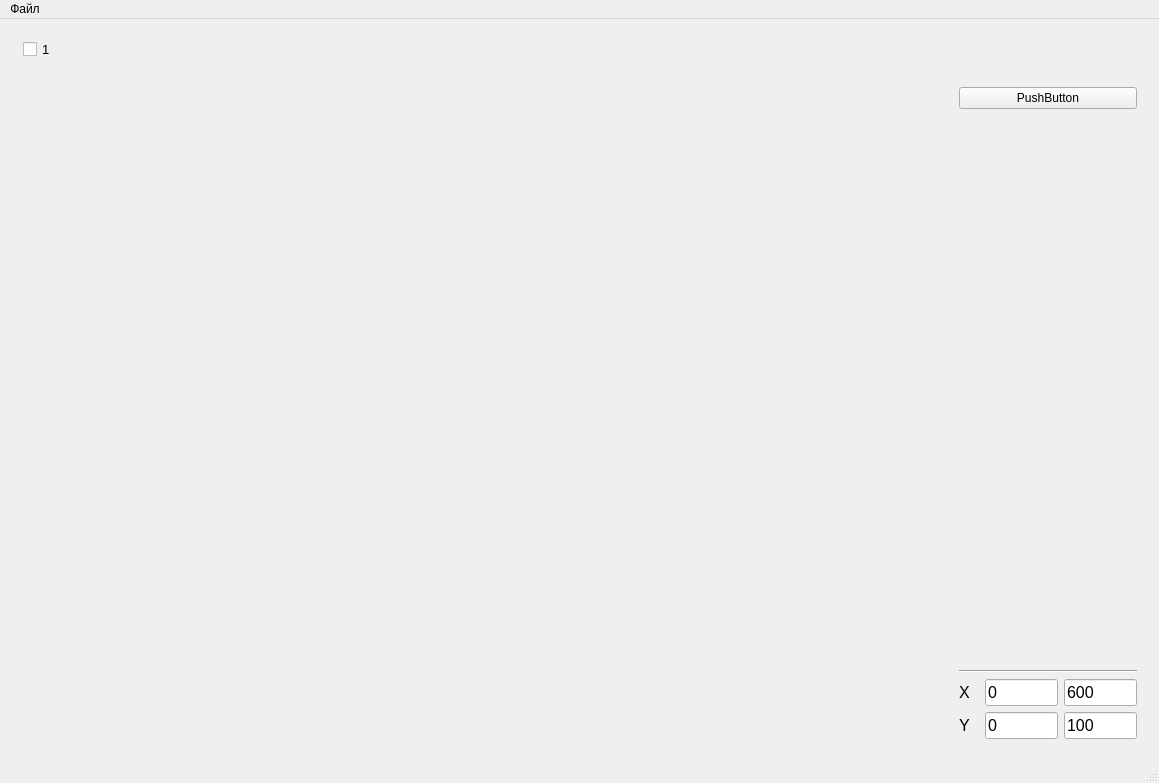
vixfwis/mdr, file mdr/ui/proc_ui_wnd.ui: the form before one commit.
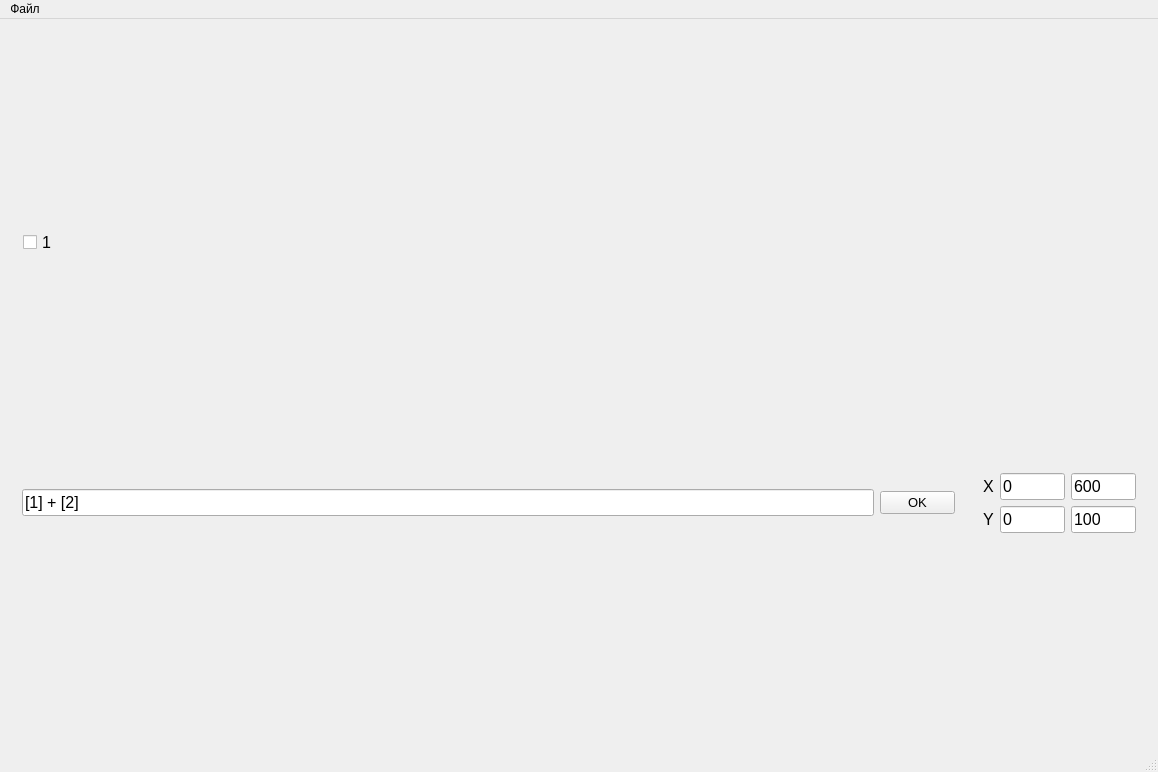
The form after the commit.

Diff of the .ui file:
```diff
--- a/mdr/ui/proc_ui_wnd.ui
+++ b/mdr/ui/proc_ui_wnd.ui
@@ -6,8 +6,8 @@
    <rect>
     <x>0</x>
     <y>0</y>
-    <width>1159</width>
-    <height>783</height>
+    <width>1158</width>
+    <height>772</height>
    </rect>
   </property>
   <property name="windowTitle">
@@ -15,132 +15,6 @@
   </property>
   <widget class="QWidget" name="centralWidget">
    <layout class="QGridLayout" name="gridLayout_2">
-    <item row="1" column="0">
-     <layout class="QGridLayout" name="chartLayout"/>
-    </item>
-    <item row="1" column="1">
-     <widget class="QWidget" name="verticalWidget" native="true">
-      <property name="maximumSize">
-       <size>
-        <width>200</width>
-        <height>16777215</height>
-       </size>
-      </property>
-      <layout class="QGridLayout" name="gridLayout">
-       <item row="3" column="2">
-        <widget class="QLineEdit" name="lineXMax">
-         <property name="font">
-          <font>
-           <family>Arial</family>
-           <pointsize>12</pointsize>
-          </font>
-         </property>
-         <property name="text">
-          <string>600</string>
-         </property>
-        </widget>
-       </item>
-       <item row="3" column="0">
-        <widget class="QLabel" name="label">
-         <property name="font">
-          <font>
-           <family>Arial</family>
-           <pointsize>12</pointsize>
-          </font>
-         </property>
-         <property name="text">
-          <string>X</string>
-         </property>
-        </widget>
-       </item>
-       <item row="4" column="2">
-        <widget class="QLineEdit" name="lineYMax">
-         <property name="font">
-          <font>
-           <family>Arial</family>
-           <pointsize>12</pointsize>
-          </font>
-         </property>
-         <property name="text">
-          <string>100</string>
-         </property>
-        </widget>
-       </item>
-       <item row="3" column="1">
-        <widget class="QLineEdit" name="lineXMin">
-         <property name="font">
-          <font>
-           <family>Arial</family>
-           <pointsize>12</pointsize>
-          </font>
-         </property>
-         <property name="text">
-          <string>0</string>
-         </property>
-        </widget>
-       </item>
-       <item row="0" column="0" colspan="3">
-        <widget class="QPushButton" name="btnTest">
-         <property name="minimumSize">
-          <size>
-           <width>150</width>
-           <height>0</height>
-          </size>
-         </property>
-         <property name="text">
-          <string>PushButton</string>
-         </property>
-        </widget>
-       </item>
-       <item row="2" column="0" colspan="3">
-        <widget class="Line" name="line">
-         <property name="orientation">
-          <enum>Qt::Horizontal</enum>
-         </property>
-        </widget>
-       </item>
-       <item row="4" column="0">
-        <widget class="QLabel" name="label_2">
-         <property name="font">
-          <font>
-           <family>Arial</family>
-           <pointsize>12</pointsize>
-          </font>
-         </property>
-         <property name="text">
-          <string>Y</string>
-         </property>
-        </widget>
-       </item>
-       <item row="4" column="1">
-        <widget class="QLineEdit" name="lineYMin">
-         <property name="font">
-          <font>
-           <family>Arial</family>
-           <pointsize>12</pointsize>
-          </font>
-         </property>
-         <property name="text">
-          <string>0</string>
-         </property>
-        </widget>
-       </item>
-       <item row="1" column="0">
-        <spacer name="verticalSpacer">
-         <property name="orientation">
-          <enum>Qt::Vertical</enum>
-         </property>
-         <property name="sizeHint" stdset="0">
-          <size>
-           <width>20</width>
-           <height>40</height>
-          </size>
-         </property>
-        </spacer>
-       </item>
-      </layout>
-     </widget>
-    </item>
     <item row="0" column="0" colspan="2">
      <widget class="QWidget" name="chartViewControl" native="true">
       <property name="sizePolicy">
@@ -182,7 +56,7 @@
          <property name="font">
           <font>
            <family>Arial</family>
-           <pointsize>10</pointsize>
+           <pointsize>12</pointsize>
           </font>
          </property>
          <property name="text">
@@ -206,6 +80,155 @@
       </layout>
      </widget>
     </item>
+    <item row="2" column="0">
+     <widget class="QWidget" name="widget" native="true">
+      <property name="minimumSize">
+       <size>
+        <width>0</width>
+        <height>75</height>
+       </size>
+      </property>
+      <property name="maximumSize">
+       <size>
+        <width>16777215</width>
+        <height>75</height>
+       </size>
+      </property>
+      <layout class="QGridLayout" name="gridLayout_3">
+       <item row="0" column="0">
+        <widget class="QLineEdit" name="lineEdit">
+         <property name="font">
+          <font>
+           <family>Arial</family>
+           <pointsize>12</pointsize>
+          </font>
+         </property>
+         <property name="text">
+          <string>[1] + [2]</string>
+         </property>
+        </widget>
+       </item>
+       <item row="0" column="1">
+        <widget class="QPushButton" name="btnTest">
+         <property name="minimumSize">
+          <size>
+           <width>75</width>
+           <height>0</height>
+          </size>
+         </property>
+         <property name="maximumSize">
+          <size>
+           <width>75</width>
+           <height>16777215</height>
+          </size>
+         </property>
+         <property name="font">
+          <font>
+           <family>Arial</family>
+           <pointsize>10</pointsize>
+          </font>
+         </property>
+         <property name="text">
+          <string>OK</string>
+         </property>
+        </widget>
+       </item>
+      </layout>
+     </widget>
+    </item>
+    <item row="2" column="1">
+     <widget class="QWidget" name="widget_2" native="true">
+      <property name="maximumSize">
+       <size>
+        <width>175</width>
+        <height>16777215</height>
+       </size>
+      </property>
+      <layout class="QGridLayout" name="gridLayout">
+       <item row="0" column="0">
+        <widget class="QLabel" name="label">
+         <property name="font">
+          <font>
+           <family>Arial</family>
+           <pointsize>12</pointsize>
+          </font>
+         </property>
+         <property name="text">
+          <string>X</string>
+         </property>
+        </widget>
+       </item>
+       <item row="0" column="1">
+        <widget class="QLineEdit" name="lineXMin">
+         <property name="font">
+          <font>
+           <family>Arial</family>
+           <pointsize>12</pointsize>
+          </font>
+         </property>
+         <property name="text">
+          <string>0</string>
+         </property>
+        </widget>
+       </item>
+       <item row="0" column="2">
+        <widget class="QLineEdit" name="lineXMax">
+         <property name="font">
+          <font>
+           <family>Arial</family>
+           <pointsize>12</pointsize>
+          </font>
+         </property>
+         <property name="text">
+          <string>600</string>
+         </property>
+        </widget>
+       </item>
+       <item row="1" column="0">
+        <widget class="QLabel" name="label_2">
+         <property name="font">
+          <font>
+           <family>Arial</family>
+           <pointsize>12</pointsize>
+          </font>
+         </property>
+         <property name="text">
+          <string>Y</string>
+         </property>
+        </widget>
+       </item>
+       <item row="1" column="1">
+        <widget class="QLineEdit" name="lineYMin">
+         <property name="font">
+          <font>
+           <family>Arial</family>
+           <pointsize>12</pointsize>
+          </font>
+         </property>
+         <property name="text">
+          <string>0</string>
+         </property>
+        </widget>
+       </item>
+       <item row="1" column="2">
+        <widget class="QLineEdit" name="lineYMax">
+         <property name="font">
+          <font>
+           <family>Arial</family>
+           <pointsize>12</pointsize>
+          </font>
+         </property>
+         <property name="text">
+          <string>100</string>
+         </property>
+        </widget>
+       </item>
+      </layout>
+     </widget>
+    </item>
+    <item row="1" column="0" colspan="2">
+     <layout class="QGridLayout" name="chartLayout"/>
+    </item>
    </layout>
   </widget>
   <widget class="QMenuBar" name="menuBar">
@@ -213,7 +236,7 @@
     <rect>
      <x>0</x>
      <y>0</y>
-     <width>1159</width>
+     <width>1158</width>
      <height>21</height>
     </rect>
    </property>
```
